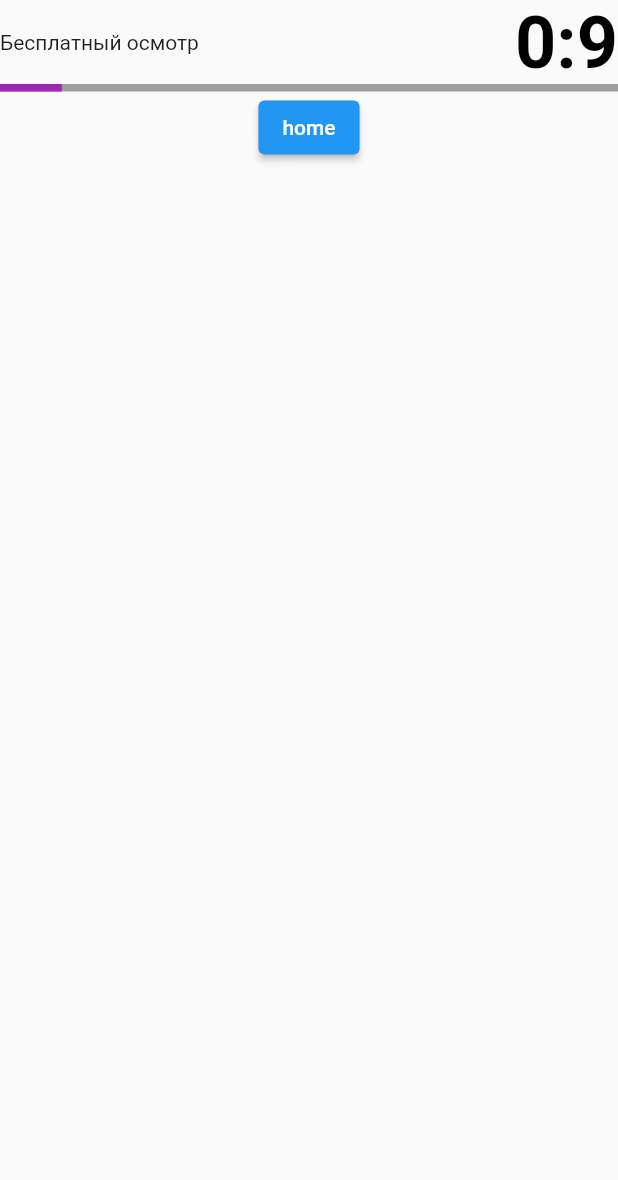
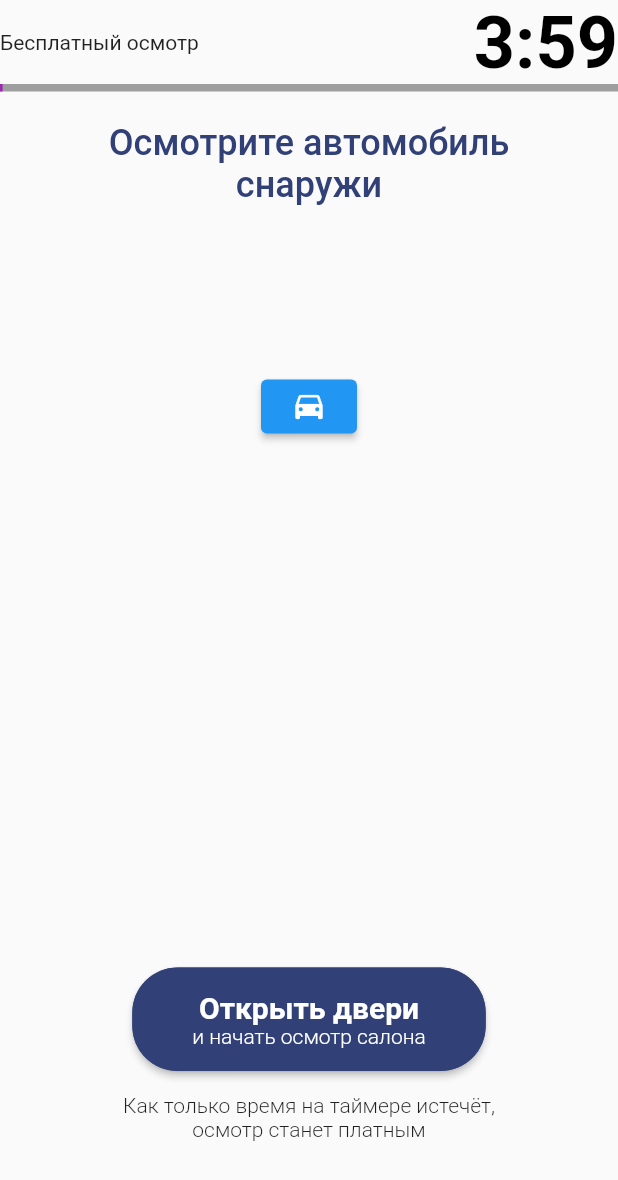
Before and after one commit to EvgrafovBTW/carsharing_testing_app, a Flutter app: the Inspection02 screen opened by its route, on a phone screen of 412 x 824 dp. Shown: the top 1180 px of the screen. Run offline on Flutter 3.47's test engine with Material 2 defaults, Android fonts, the phone set to English and light mode, and no system bars; our stand-ins replace camera.

Commit message:
added screen page

```diff
--- a/lib/inspection02.dart
+++ b/lib/inspection02.dart
@@ -1,3 +1,5 @@
+import 'dart:developer';
+
 import 'package:flutter/material.dart';
 import 'topBar.dart';
 import 'camera.dart';
@@ -12,17 +14,28 @@ class Inspection02 extends StatelessWidget {
     return Scaffold(
       body: SafeArea(
         child: Column(
+          crossAxisAlignment: CrossAxisAlignment.center,
+          mainAxisAlignment: MainAxisAlignment.start,
           children: [
             const TopBar(),
-            ElevatedButton(
-              onPressed: () {
-                Navigator.pushReplacementNamed(context, 'app');
-              },
-              child: const Text('home'),
+            const SizedBox(
+              height: 20,
+            ),
+            const Text(
+              'Осмотрите автомобиль \nснаружи',
+              style: TextStyle(
+                color: Color(0xFF314177),
+                fontSize: 24,
+                fontWeight: FontWeight.w500,
+              ),
+              textAlign: TextAlign.center,
+              maxLines: 2,
+              softWrap: true,
             ),
             Container(
               /* gallery bar */
               height: barHeight,
+              margin: const EdgeInsets.all(10),
               child: ListView.builder(
                 padding: const EdgeInsets.symmetric(vertical: vertPadding),
                 scrollDirection: Axis.horizontal,
@@ -41,6 +54,58 @@ class Inspection02 extends StatelessWidget {
                 },
               ),
             ),
+            ElevatedButton(
+                onPressed: () {
+                  cameraMain();
+                  log('pressed');
+                  //Navigator.pushNamed(context, 'camera');
+                },
+                child: const Icon(Icons.drive_eta)),
+            const SizedBox(
+              height: 350,
+            ),
+            MaterialButton(
+              padding: const EdgeInsets.symmetric(vertical: 15, horizontal: 40),
+              color: const Color(0xFF314177),
+              onPressed: () {
+                log('открыты');
+              },
+              child: Column(
+                children: const [
+                  Text(
+                    'Открыть двери',
+                    style: TextStyle(
+                      fontSize: 20,
+                      fontWeight: FontWeight.bold,
+                      color: Colors.white,
+                    ),
+                  ),
+                  Text(
+                    'и начать осмотр салона',
+                    style: TextStyle(
+                      fontSize: 14,
+                      color: Colors.white,
+                      fontWeight: FontWeight.w300,
+                    ),
+                  )
+                ],
+              ),
+              shape: RoundedRectangleBorder(
+                borderRadius: BorderRadius.circular(30),
+                side: const BorderSide(
+                  color: Color(0xFF314177),
+                  width: 0.6,
+                ),
+              ),
+            ),
+            const SizedBox(
+              height: 15,
+            ),
+            const Text(
+              'Как только время на таймере истечёт, \nосмотр станет платным',
+              textAlign: TextAlign.center,
+              style: TextStyle(fontWeight: FontWeight.w300),
+            ),
           ],
         ),
       ),
--- a/lib/main.dart
+++ b/lib/main.dart
@@ -3,9 +3,11 @@
 //import 'dart:js';
 
 import 'package:flutter/material.dart';
+import 'package:newflutterproject/camera.dart';
 import 'package:newflutterproject/inspection02.dart';
 import 'topBar.dart';
 import 'textList.dart';
+import 'camera.dart';
 
 void main() => runApp(MaterialApp(
       title: 'App',
@@ -13,6 +15,7 @@ void main() => runApp(MaterialApp(
       routes: {
         'app': (context) => const App(),
         'inspect02': (context) => const Inspection02(),
+        //'camera': (context) => const CameraApp(),
       },
       debugShowCheckedModeBanner: false,
     ));
--- a/lib/textList.dart
+++ b/lib/textList.dart
@@ -48,22 +48,6 @@ class TextList extends StatelessWidget {
                   /* разобраться с флексом */
                   mainAxisAlignment: MainAxisAlignment.spaceEvenly,
                   children: <Widget>[
-                    /*Icon(
-                        Icons.camera_alt,
-                        color: Color(0xFF00b864),
-                        size: 50,
-                      ),
-                      Expanded(
-                          child: Text(
-                        'Сфотографировать повреждения',
-                        style: TextStyle(
-                          color: Color(0xFF00b864),
-                          fontSize: 20,
-                          fontWeight: FontWeight.w400,
-                        ),
-                        maxLines: 2,
-                        softWrap: true,
-                      )),*/
                     TextButton(
                         child: Row(
                           children: const [
@@ -97,9 +81,7 @@ class TextList extends StatelessWidget {
             SizedBox(
               height: 130,
               child: Container(
-                decoration: const BoxDecoration(
-                    //color: Color(0xFFf3f3f3),
-                    ),
+                decoration: const BoxDecoration(),
                 child: Row(
                   children: [
                     Column(
--- a/lib/topBar.dart
+++ b/lib/topBar.dart
@@ -16,7 +16,7 @@ class TopBar extends StatefulWidget {
 class _TopBarClock extends State<TopBar> {
   // ignore: unused_field
   late Timer _timer;
-  static int time = 10;
+  static int time = 240;
   var _counter = Duration(seconds: time);
   double progValue = 0;
   bool expired = false;
@@ -35,7 +35,7 @@ class _TopBarClock extends State<TopBar> {
             if (_counter == Duration.zero) {
               expired = true;
               //progValue = 0;
-              textColor = Colors.red;
+              textColor = const Color.fromARGB(255, 240, 49, 35);
               log('таймер дошёл до нуля');
             }
             break;
```
Also changed, not shown: pubspec.lock, 1 other file.
